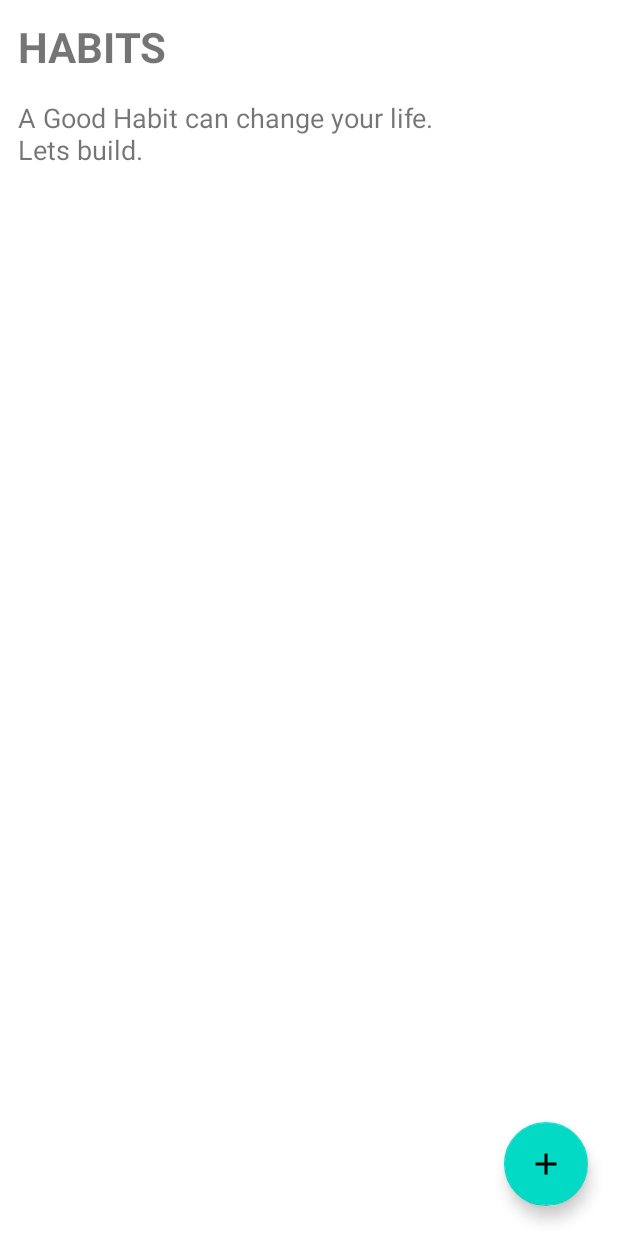
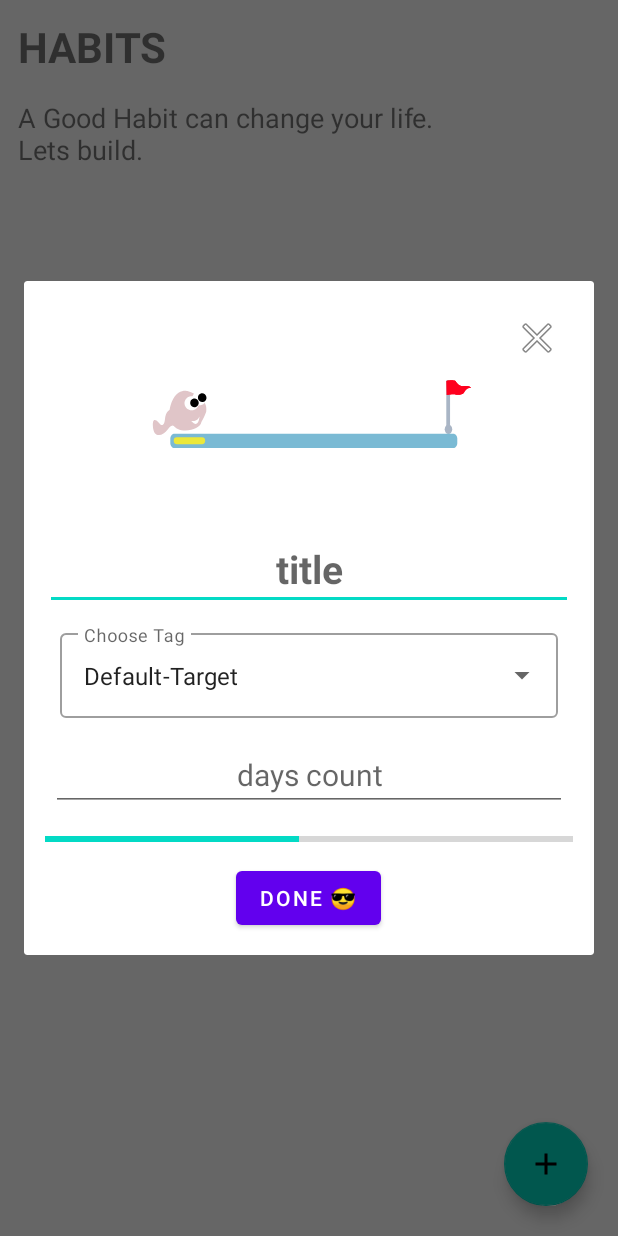
Before and after one commit to Sarthak1812/TasksAndHabits, an Android app: the HabitsActivity screen opened directly, with no data from a screen before it, after a tap on "Add new habit", on a phone screen of 412 x 824 dp. Run offline under Robolectric (Android 15) with nearby library versions, the phone set to English and light mode, and no system bars; our stand-ins replace Room's generated code.

Commit message:
manage habits

```diff
--- a/app/src/main/java/com/example/taskshabits/activity/HabitsActivity.kt
+++ b/app/src/main/java/com/example/taskshabits/activity/HabitsActivity.kt
@@ -8,7 +8,7 @@ import androidx.recyclerview.widget.LinearLayoutManager
 import androidx.recyclerview.widget.RecyclerView
 import com.example.taskshabits.R
 import com.example.taskshabits.adapter.HabitsAdapter
-import com.example.taskshabits.fragment.HabitsDialogFragment
+import com.example.taskshabits.fragment.AddHabitsDialogFragment
 import com.example.taskshabits.util.HabitsViewModel
 import com.google.android.material.floatingactionbutton.FloatingActionButton
 
@@ -39,14 +39,14 @@ class HabitsActivity : AppCompatActivity() {
         // habits card item onClick listener
         habitsAdapter.setOnHabitsItemClickListener(object : HabitsAdapter.OnHabitsItemClickListener{
             override fun onHabitsItemClick(position: Int) {
-                val habitsDialogFragment = HabitsDialogFragment()
-                habitsDialogFragment.show(supportFragmentManager, "Dialog")
+//                val habitsDialogFragment = HabitsDialogFragment()
+//                habitsDialogFragment.show(supportFragmentManager, "Dialog")
             }
         })
 
         addHabitFAB.setOnClickListener {
-//            val habitsDialogFragment = HabitsDialogFragment()
-//            habitsDialogFragment.show(supportFragmentManager, "Dialog")
+            val habitsDialogFragment = AddHabitsDialogFragment()
+            habitsDialogFragment.show(supportFragmentManager, "Dialog")
         }
 
     }
--- a/app/src/main/java/com/example/taskshabits/data/Habits.kt
+++ b/app/src/main/java/com/example/taskshabits/data/Habits.kt
@@ -3,11 +3,14 @@ package com.example.taskshabits.data
 import androidx.room.ColumnInfo
 import androidx.room.Entity
 import androidx.room.PrimaryKey
+import java.util.*
 
 @Entity(tableName = "table_habits")
 data class Habits(
     @PrimaryKey(autoGenerate = true) val id: Int,
     @ColumnInfo(name = "TITLE") val cardTitle: String,
-    @ColumnInfo(name = "DAYS_COUNT") val cardDaysCount: String,
+    @ColumnInfo(name= "DAYS_GOAL") val cardDayGoal: Int,
+    @ColumnInfo(name = "DAYS_COMPLETED") val cardDaysCompleted: Int,
+    @ColumnInfo(name = "DATE_LAST_COMPLETED") val cardDateLastCompleted: Date,
     @ColumnInfo(name = "TAG") val cardTag: String
 )
--- a/app/src/main/java/com/example/taskshabits/data/HabitsDatabase.kt
+++ b/app/src/main/java/com/example/taskshabits/data/HabitsDatabase.kt
@@ -1,11 +1,11 @@
 package com.example.taskshabits.data
 
 import android.content.Context
-import androidx.room.Database
-import androidx.room.Room
-import androidx.room.RoomDatabase
+import androidx.room.*
+import com.example.taskshabits.util.DateTypeConverter
 
 @Database(entities = [Habits::class], version = 1, exportSchema = false)
+@TypeConverters(DateTypeConverter::class)
 abstract class HabitsDatabase : RoomDatabase() {
 
     abstract fun habitsDao() : HabitsDao
--- /dev/null
+++ b/app/src/main/java/com/example/taskshabits/fragment/AddHabitsDialogFragment.kt
@@ -0,0 +1,108 @@
+package com.example.taskshabits.fragment
+
+import android.os.Bundle
+import android.transition.TransitionManager
+import android.view.LayoutInflater
+import android.view.View
+import android.view.ViewGroup
+import android.widget.*
+import androidx.fragment.app.DialogFragment
+import androidx.lifecycle.ViewModelProvider
+import com.airbnb.lottie.LottieAnimationView
+import com.example.taskshabits.R
+import com.example.taskshabits.data.Habits
+import com.example.taskshabits.util.HabitsViewModel
+import java.util.*
+
+class AddHabitsDialogFragment: DialogFragment(){
+
+    private lateinit var mHabitsViewModel: HabitsViewModel
+
+    private lateinit var tagAnimLottie: LottieAnimationView
+    private lateinit var autoCompleteTagsTv: AutoCompleteTextView
+    private lateinit var doneDialogBtn: Button
+    private lateinit var doneDialogTV : TextView
+    private lateinit var closeDialogIB: ImageButton
+    private lateinit var doneContainerLL: LinearLayout
+    private lateinit var titleEt:EditText
+    private lateinit var daysCompletedCountEt:EditText
+
+    override fun onCreateView(
+        inflater: LayoutInflater,
+        container: ViewGroup?,
+        savedInstanceState: Bundle?
+    ): View? {
+        val rootView = inflater.inflate(R.layout.fragment_habits_dialog, container, false)
+
+        // init view components
+        initViews(rootView)
+
+
+        // Array Adapter using string-array
+        val tags = resources.getStringArray(R.array.habits_tag_array)
+        val tagsArrayAdapter = ArrayAdapter(requireContext(), R.layout.dropdownmenu_item, tags)
+        autoCompleteTagsTv.setAdapter(tagsArrayAdapter)
+        autoCompleteTagsTv.setOnItemClickListener { parent, view, position, id ->
+            setTagAnimation(autoCompleteTagsTv.text.toString(), tagAnimLottie)
+        }
+
+        // changing/replacing the DoneBtn onClick with DoneTextView
+        doneDialogBtn.visibility = View.VISIBLE
+        doneDialogTV.visibility = View.GONE
+        doneDialogBtn.setOnClickListener {
+            insertDataIntoDb()
+            TransitionManager.beginDelayedTransition(doneContainerLL)
+            doneDialogTV.visibility = View.VISIBLE
+            doneDialogBtn.visibility = View.GONE
+        }
+
+        // onClick - Close ImageButton
+        closeDialogIB.setOnClickListener {
+            dismiss()
+            Toast.makeText(context, "Closed", Toast.LENGTH_SHORT).show()
+        }
+
+
+        return rootView
+    }
+
+    private fun initViews(rootView: View) {
+        titleEt = rootView.findViewById(R.id.et_habits_title)
+        daysCompletedCountEt = rootView.findViewById(R.id.et_habits_days_compl_count)
+        tagAnimLottie = rootView.findViewById(R.id.lottie_anim_view_tag)
+        autoCompleteTagsTv = rootView.findViewById(R.id.autoComplete_tags)
+        doneDialogBtn = rootView.findViewById(R.id.btn_habit_dialog_done)
+        doneDialogTV = rootView.findViewById(R.id.tv_habit_dialog_done)
+        closeDialogIB = rootView.findViewById(R.id.btn_habit_dialog_close)
+        doneContainerLL = rootView.findViewById(R.id.ll_habit_done_container)
+        mHabitsViewModel = ViewModelProvider(this).get(HabitsViewModel::class.java)
+    }
+
+
+    private fun setTagAnimation(tagChoice: String, animTagView: LottieAnimationView) {
+        when(tagChoice) {
+            "Workout/Fitness" -> animTagView.setAnimation(R.raw.tag_workout)
+            "Work/Task" -> animTagView.setAnimation(R.raw.tag_work)
+            "Yoga/Meditation" -> animTagView.setAnimation(R.raw.tag_yoga)
+            "Default-Target" -> animTagView.setAnimation(R.raw.tag_default_target)
+            else -> {
+                animTagView.setAnimation(R.raw.tag_default_target)
+            }
+        }
+        animTagView.playAnimation()
+    }
+
+
+    private fun insertDataIntoDb() {
+
+
+
+//        val data3 = Habits(0, "DATA1", 21, 10, Date(), "Yoga/Meditation")
+
+//         Add to db
+//        mHabitsViewModel.addHabit(data3)
+//        Toast.makeText(context, "added", Toast.LENGTH_SHORT).show()
+
+
+    }
+}
```
Also changed, not shown: app/src/main/java/com/example/taskshabits/adapter/HabitsAdapter.kt (+14 -3 lines), app/src/main/java/com/example/taskshabits/fragment/ManageHabitsDialogFragment.kt (renamed from app/src/main/java/com/example/taskshabits/fragment/HabitsDialogFragment.kt, +10 -7 lines), app/src/main/java/com/example/taskshabits/util/DateTypeConverter.kt (added, +18 -0 lines).
